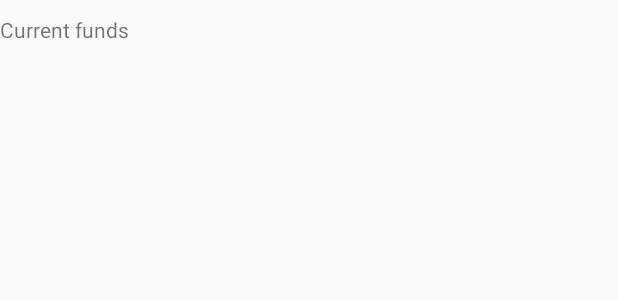
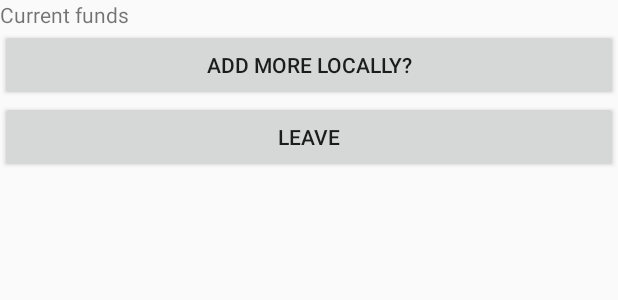
Before and after one commit to lthree/SwayamSevak, an Android app: the layout volunteer_submits_donor_layout.xml on its own in the app's theme, with its tools: preview values and no code run, on a phone screen of 412 x 824 dp. Shown: the top 300 px of the screen. Run offline under Robolectric (Android 15) with nearby library versions, the phone set to English and light mode, and no system bars.

Commit message:
fixes orientation

```diff
--- a/frontend/app/src/main/res/layout/volunteer_submits_donor_layout.xml
+++ b/frontend/app/src/main/res/layout/volunteer_submits_donor_layout.xml
@@ -1,9 +1,8 @@
 <?xml version="1.0" encoding="utf-8"?>
 <LinearLayout xmlns:android="http://schemas.android.com/apk/res/android"
-    android:id="@+id/list_item"
     android:layout_width="match_parent"
     android:layout_height="wrap_content"
-    android:orientation="horizontal"
+    android:orientation="vertical"
     >
     <TextView
         android:id="@+id/show_current_funds_text_view"
--- a/frontend/app/src/main/res/values/strings.xml
+++ b/frontend/app/src/main/res/values/strings.xml
@@ -11,4 +11,5 @@
     <string name="ask_add_more_button">Add more locally?</string>
     <string name="leave_button">Leave</string>
     <string name="back_from_contribution_list_button">Back</string>
+    <string name="participant_details_updated_button_text">Update</string>
 </resources>
```
